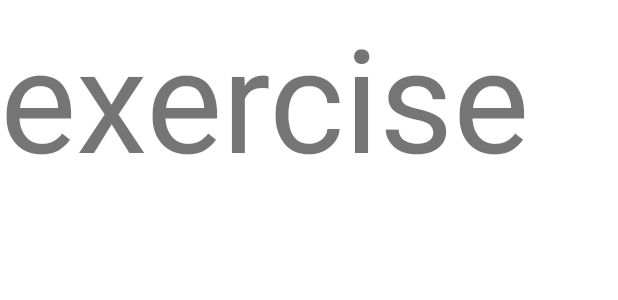
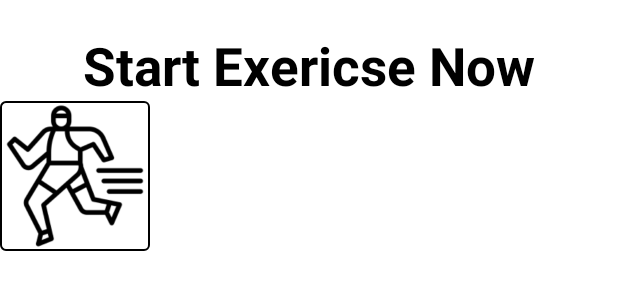
Before and after one commit to irritablebro/404GroupProject, an Android app: the layout fragment_exercise.xml on its own in the app's theme, with its tools: preview values and no code run, on a phone screen of 412 x 824 dp. Shown: the top 300 px of the screen. Run offline under Robolectric (Android 15) with nearby library versions, the phone set to English and light mode, and no system bars.

Commit message:
运动页面ui未完成

```diff
--- /dev/null
+++ b/app/src/main/res/drawable/exercise_container.xml
@@ -0,0 +1,10 @@
+<?xml version="1.0" encoding="utf-8"?>
+<shape xmlns:android="http://schemas.android.com/apk/res/android"
+    android:shape="rectangle" >
+    <!-- 设置背景色为红色 -->
+    <solid  android:color="@android:color/white"/>
+    <!-- 边框为灰色 -->
+    <stroke android:width="2px"  android:color="@color/black"/>
+    <!-- 这里是圆角的半径-->
+    <corners android:radius="3dip" />
+</shape>
--- a/app/src/main/res/layout/fragment_exercise.xml
+++ b/app/src/main/res/layout/fragment_exercise.xml
@@ -6,10 +6,31 @@
     tools:context=".ExerciseFragment">
 
     <!-- TODO: Update blank fragment layout -->
-    <TextView
+
+    <LinearLayout
         android:layout_width="match_parent"
         android:layout_height="match_parent"
-        android:text="exercise"
-        android:textSize="96sp"/>
+        android:orientation="vertical">
+
+        <TextView
+            android:id="@+id/textView2"
+            android:layout_width="wrap_content"
+            android:layout_height="wrap_content"
+            android:layout_marginTop="20dp"
+            android:text="Start Exericse Now"
+            android:layout_gravity="center"
+            android:textColor="@color/black"
+            android:textSize="35sp"
+            android:textStyle="bold" />
+
+        <ImageView
+            android:id="@+id/running"
+            android:layout_width="100dp"
+            android:layout_height="100dp"
+            android:src="@drawable/exercise_running"
+            android:background="@drawable/exercise_container">
+        </ImageView>
+    </LinearLayout>
+
 
 </FrameLayout>
```
Also changed, not shown: app/src/main/res/drawable-v24/exercise_backetball.png (added), app/src/main/res/drawable-v24/exercise_biking.png (added), app/src/main/res/drawable-v24/exercise_soccer.png (added), app/src/main/res/drawable/exercise_lifting.png (added), app/src/main/res/drawable/exercise_running.png (added), app/src/main/res/drawable/exercise_swimming.png (added).
